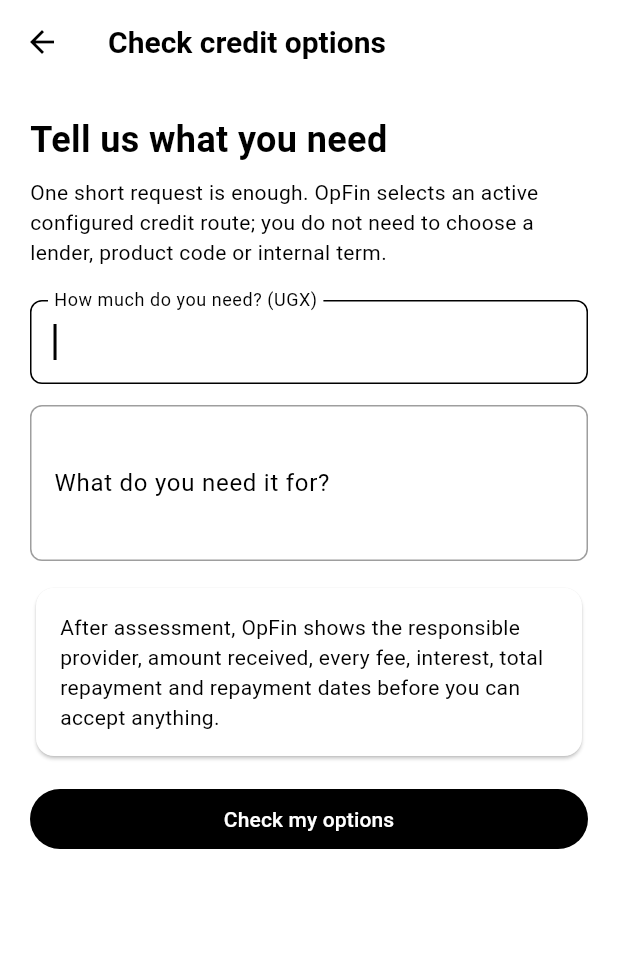
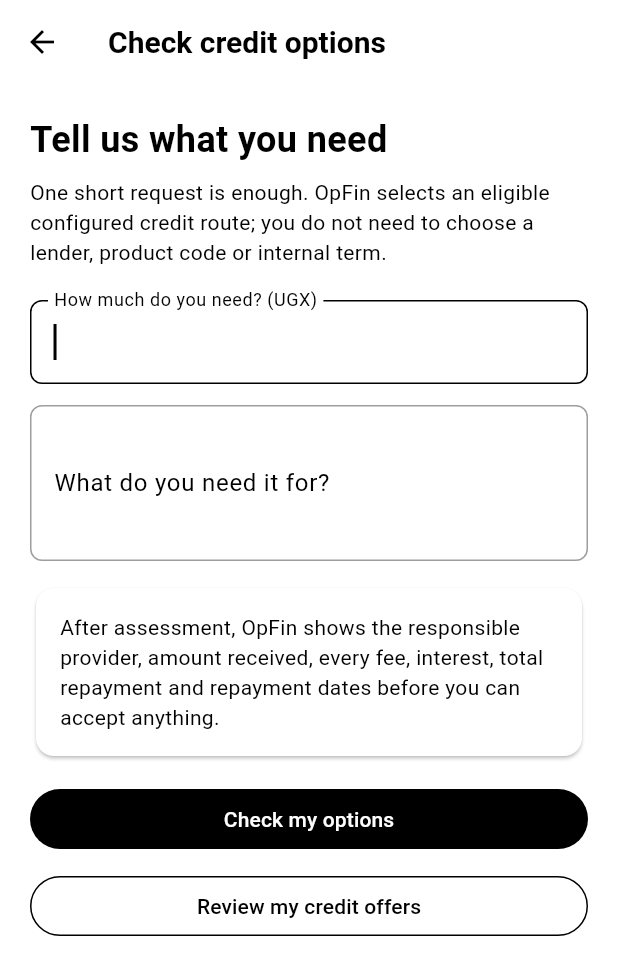
Before and after one commit to lynelk/OpFin, a Flutter app: the HomeScreen screen opened directly, after a tap on "Check credit options", on a phone screen of 412 x 824 dp. Shown: the top 975 px of the screen. Run offline on Flutter 3.47's test engine with Material 3 defaults, Android fonts, the light colour scheme and no system bars; our stand-ins replace flutter_secure_storage, lottie, shared_preferences; accounts and stored records are empty; network calls fail.

Commit message:
Add in-app deletion and App Store release safeguards

```diff
--- a/opfin-frontend/lib/home_screen.dart
+++ b/opfin-frontend/lib/home_screen.dart
@@ -2,6 +2,7 @@ import 'package:flutter/material.dart';
 import 'package:opfin/financial_hubs.dart';
 import 'package:opfin/peer_lending_screen.dart';
 import 'package:opfin/products_screen.dart';
+import 'package:opfin/store_ready_more_screen.dart';
 import 'package:shared_preferences/shared_preferences.dart';
 
 class HomeScreen extends StatefulWidget {
@@ -19,7 +20,7 @@ class _HomeScreenState extends State<HomeScreen> {
     BorrowMobileScreen(),
     SaveMobileScreen(),
     GrowMobileScreen(),
-    MoreMobileScreen(),
+    StoreReadyMoreMobileScreen(),
   ];
 
   @override
@@ -106,7 +107,7 @@ class _HomeWidgetState extends State<HomeWidget> {
             child: Column(crossAxisAlignment: CrossAxisAlignment.start, children: [
               Text('How OpFin stays simple', style: TextStyle(fontWeight: FontWeight.bold)),
               SizedBox(height: 8),
-              Text('Borrow asks what you need. Save focuses on resilience. Grow separates investing from lending. More holds occasional account and support tasks.'),
+              Text('Borrow asks what you need. Save focuses on resilience. Grow separates investing from lending. More holds occasional account, privacy and support tasks.'),
             ]),
           ),
         ),
--- a/opfin-frontend/lib/products_screen.dart
+++ b/opfin-frontend/lib/products_screen.dart
@@ -1,8 +1,10 @@
 import 'dart:convert';
+import 'dart:io';
 
 import 'package:flutter/material.dart';
 import 'package:http/http.dart' as http;
 import 'package:opfin/constants.dart';
+import 'package:opfin/credit_offers_screen.dart';
 import 'package:opfin/loan_applications_screen.dart';
 import 'package:opfin/services/user_session.dart';
 
@@ -47,7 +49,11 @@ class _ProductsScreenState extends State<ProductsScreen> {
           'Accept': 'application/json',
           'Content-Type': 'application/json',
         },
-        body: jsonEncode({'amount_minor': amount, 'reason': purpose}),
+        body: jsonEncode({
+          'amount_minor': amount,
+          'reason': purpose,
+          'distribution_channel': Platform.isIOS ? 'app_store' : 'android',
+        }),
       );
       final decoded = jsonDecode(response.body) as Map<String, dynamic>;
       if (response.statusCode < 200 || response.statusCode >= 300 || decoded['success'] != true) {
@@ -77,7 +83,7 @@ class _ProductsScreenState extends State<ProductsScreen> {
         children: [
           const Text('Tell us what you need', style: TextStyle(fontSize: 24, fontWeight: FontWeight.bold)),
           const SizedBox(height: 8),
-          const Text('One short request is enough. OpFin selects an active configured credit route; you do not need to choose a lender, product code or internal term.'),
+          const Text('One short request is enough. OpFin selects an eligible configured credit route; you do not need to choose a lender, product code or internal term.'),
           const SizedBox(height: 22),
           TextField(
             controller: _amountController,
@@ -93,18 +99,25 @@ class _ProductsScreenState extends State<ProductsScreen> {
             decoration: const InputDecoration(labelText: 'What do you need it for?', hintText: 'For example: school fees, emergency, business stock', border: OutlineInputBorder()),
           ),
           const SizedBox(height: 14),
-          const Card(
+          Card(
             child: Padding(
-              padding: EdgeInsets.all(16),
-              child: Text('After assessment, OpFin shows the responsible provider, amount received, every fee, interest, total repayment and repayment dates before you can accept anything.'),
+              padding: const EdgeInsets.all(16),
+              child: Text(Platform.isIOS
+                  ? 'iOS requests are restricted to App Store-compliant personal-loan terms. Before acceptance, OpFin shows the amount received, every fee, total repayment, equivalent maximum APR and payment due terms.'
+                  : 'After assessment, OpFin shows the responsible provider, amount received, every fee, interest, total repayment and repayment dates before you can accept anything.'),
             ),
           ),
           const SizedBox(height: 14),
           SizedBox(
             width: double.infinity,
-            child: FilledButton(
-              onPressed: _submitting ? null : _submit,
-              child: Text(_submitting ? 'Submitting…' : 'Check my options'),
+            child: FilledButton(onPressed: _submitting ? null : _submit, child: Text(_submitting ? 'Submitting…' : 'Check my options')),
+          ),
+          const SizedBox(height: 10),
+          SizedBox(
+            width: double.infinity,
+            child: OutlinedButton(
+              onPressed: () => Navigator.push(context, MaterialPageRoute(builder: (_) => const CreditOffersScreen())),
+              child: const Text('Review my credit offers'),
             ),
           ),
         ],
--- /dev/null
+++ b/opfin-frontend/lib/store_ready_more_screen.dart
@@ -0,0 +1,82 @@
+import 'package:flutter/material.dart';
+import 'package:opfin/account_delete_screen.dart';
+import 'package:opfin/connected_financial_life_screen.dart';
+import 'package:opfin/faq_screen.dart';
+import 'package:opfin/peer_lending_screen.dart';
+import 'package:opfin/profile_screen.dart';
+
+class StoreReadyMoreMobileScreen extends StatelessWidget {
+  const StoreReadyMoreMobileScreen({super.key});
+
+  @override
+  Widget build(BuildContext context) {
+    return ListView(
+      padding: const EdgeInsets.all(20),
+      children: [
+        const Text('More', style: TextStyle(fontSize: 26, fontWeight: FontWeight.bold)),
+        const SizedBox(height: 8),
+        const Text('Account controls and occasional tasks live here so everyday financial journeys stay focused.'),
+        const SizedBox(height: 20),
+        _MenuTile(
+          icon: Icons.hub_outlined,
+          title: 'Connected financial life',
+          subtitle: 'Accounts, household, business and community context.',
+          onTap: () => Navigator.push(context, MaterialPageRoute(builder: (_) => const ConnectedFinancialLifeScreen())),
+        ),
+        _MenuTile(
+          icon: Icons.person_outline,
+          title: 'Profile & security',
+          subtitle: 'Review your account and identity information.',
+          onTap: () => Navigator.push(context, MaterialPageRoute(builder: (_) => const ProfileScreen())),
+        ),
+        _MenuTile(
+          icon: Icons.handshake_outlined,
+          title: 'Peer lending',
+          subtitle: 'Review independently governed marketplace opportunities.',
+          onTap: () => Navigator.push(context, MaterialPageRoute(builder: (_) => const PeerLendingScreen())),
+        ),
+        _MenuTile(
+          icon: Icons.help_outline,
+          title: 'Help & support',
+          subtitle: 'Find answers and support guidance.',
+          onTap: () => Navigator.push(context, MaterialPageRoute(builder: (_) => const FaqsScreen())),
+        ),
+        const SizedBox(height: 20),
+        const Text('Privacy & account', style: TextStyle(fontSize: 18, fontWeight: FontWeight.bold)),
+        const SizedBox(height: 8),
+        const Card(
+          child: Padding(
+            padding: EdgeInsets.all(14),
+            child: Text('Privacy policy: https://opfin-api-production.up.railway.app/privacy-policy'),
+          ),
+        ),
+        _MenuTile(
+          icon: Icons.delete_outline,
+          title: 'Delete account',
+          subtitle: 'Delete your OpFin account in-app and review regulated retention before confirming.',
+          onTap: () => Navigator.push(context, MaterialPageRoute(builder: (_) => const AccountDeleteScreen())),
+        ),
+      ],
+    );
+  }
+}
+
+class _MenuTile extends StatelessWidget {
+  const _MenuTile({required this.icon, required this.title, required this.subtitle, required this.onTap});
+
+  final IconData icon;
+  final String title;
+  final String subtitle;
+  final VoidCallback onTap;
+
+  @override
+  Widget build(BuildContext context) => Card(
+        child: ListTile(
+          leading: Icon(icon),
+          title: Text(title, style: const TextStyle(fontWeight: FontWeight.bold)),
+          subtitle: Text(subtitle),
+          trailing: const Icon(Icons.chevron_right),
+          onTap: onTap,
+        ),
+      );
+}
--- a/opfin-frontend/pubspec.yaml
+++ b/opfin-frontend/pubspec.yaml
@@ -1,7 +1,7 @@
 name: opfin
-description: "A new Flutter project."
+description: "OpFin financial wellbeing, responsible credit, savings and peer-lending platform."
 publish_to: "none"
-version: 1.0.0+15
+version: 1.0.0+16
 
 environment:
   sdk: ">=3.4.4 <4.0.0"
```
Also changed, not shown: opfin-frontend/lib/account_delete_screen.dart (added, +123 -0 lines), opfin-frontend/lib/credit_offers_screen.dart (added, +170 -0 lines), opfin-frontend/lib/peer_lending_screen.dart (+23 -49 lines), 7 other files.
